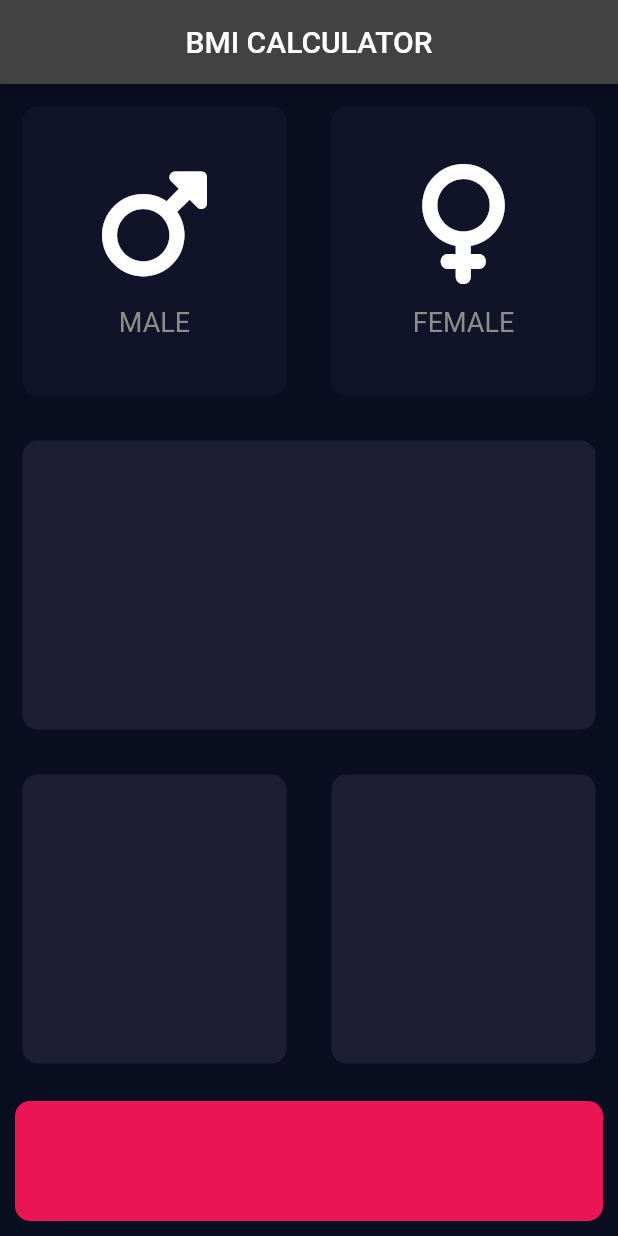
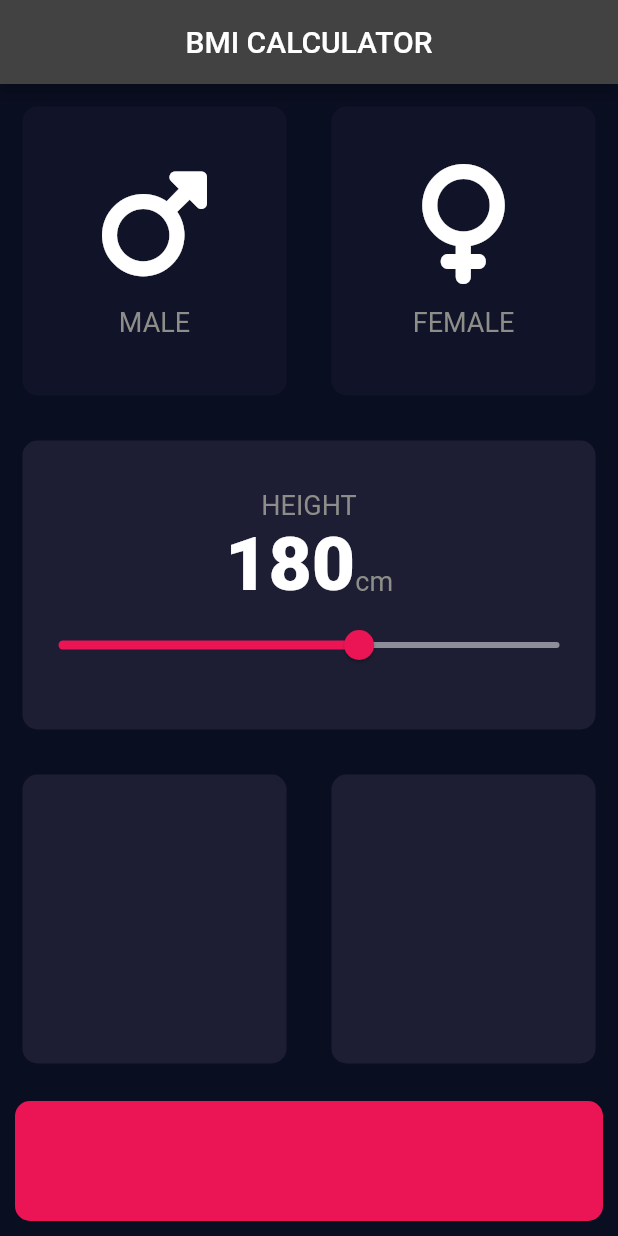
Before and after one commit to Hassanulhaq52/Bmi-Calculator-App, a Flutter app: the screen it shows after launch, on a phone screen of 412 x 824 dp. Run offline on Flutter 3.47's test engine with Material 2 defaults, Android fonts, the phone set to English and light mode, and no system bars; our stand-ins replace font_awesome_flutter.

```diff
--- /dev/null
+++ b/lib/constants.dart
@@ -0,0 +1,17 @@
+import 'package:flutter/material.dart';
+
+const kBottomContainerHeight = 80.0;
+const kActiveCardColor = Color(0xFF1D1E33);
+const kInactiveCardColor = Color(0xFF111328);
+const kBottomContainerColor = Color(0xFFEB1555);
+
+
+const kLabelTextStyle = TextStyle(
+  fontSize: 18.0,
+  color: Color(0xFF8D8E89),
+);
+
+const kNumberTextStyle = TextStyle(
+  fontSize: 50.0,
+  fontWeight: FontWeight.w900,
+);
--- a/lib/icon_content.dart
+++ b/lib/icon_content.dart
@@ -1,10 +1,11 @@
 import 'package:flutter/material.dart';
 import 'package:font_awesome_flutter/font_awesome_flutter.dart';
+import 'constants.dart';
 
 class IconContent extends StatelessWidget {
-  IconContent({this.text, this.icon});
+  IconContent({this.label, this.icon});
 
-  final String text;
+  final String label;
   final IconData icon;
 
   @override
@@ -19,11 +20,8 @@ class IconContent extends StatelessWidget {
         ),
         SizedBox(height: 15.0),
         Text(
-          text,
-          style: TextStyle(
-            fontSize: 18.0,
-            color: Color(0xFF8D8E89),
-          ),
+          label,
+          style: kLabelTextStyle,
         ),
       ],
     );
--- a/lib/input_page.dart
+++ b/lib/input_page.dart
@@ -2,11 +2,7 @@ import 'package:flutter/material.dart';
 import 'package:font_awesome_flutter/font_awesome_flutter.dart';
 import 'reusable_card.dart';
 import 'icon_content.dart';
-
-const bottomContainerHeight = 80.0;
-const activeCardColor = Color(0xFF1D1E33);
-const inactiveCardColor = Color(0xFF111328);
-const bottomContainerColor = Color(0xFFEB1555);
+import 'constants.dart';
 
 enum Gender { male, female }
 
@@ -17,6 +13,7 @@ class InputPage extends StatefulWidget {
 
 class _InputPageState extends State<InputPage> {
   Gender selectedGender;
+  int height = 180;
 
   @override
   Widget build(BuildContext context) {
@@ -25,39 +22,40 @@ class _InputPageState extends State<InputPage> {
         title: Center(child: Text('BMI CALCULATOR')),
       ),
       body: Column(
+        crossAxisAlignment: CrossAxisAlignment.stretch,
         children: [
           Expanded(
             child: Row(
               children: [
                 Expanded(
                   child: ReusableCard(
-                    onPress: (){
+                    onPress: () {
                       setState(() {
                         selectedGender = Gender.male;
                       });
                     },
                     colour: selectedGender == Gender.male
-                        ? activeCardColor
-                        : inactiveCardColor,
+                        ? kActiveCardColor
+                        : kInactiveCardColor,
                     cardChild: IconContent(
                       icon: FontAwesomeIcons.mars,
-                      text: 'MALE',
+                      label: 'MALE',
                     ),
                   ),
                 ),
                 Expanded(
                   child: ReusableCard(
-                    onPress: (){
+                    onPress: () {
                       setState(() {
                         selectedGender = Gender.female;
                       });
                     },
                     colour: selectedGender == Gender.female
-                        ? activeCardColor
-                        : inactiveCardColor,
+                        ? kActiveCardColor
+                        : kInactiveCardColor,
                     cardChild: IconContent(
                       icon: FontAwesomeIcons.venus,
-                      text: 'FEMALE',
+                      label: 'FEMALE',
                     ),
                   ),
                 ),
@@ -66,7 +64,48 @@ class _InputPageState extends State<InputPage> {
           ),
           Expanded(
             child: ReusableCard(
-              colour: activeCardColor,
+              colour: kActiveCardColor,
+              cardChild: Column(
+                mainAxisAlignment: MainAxisAlignment.center,
+                children: [
+                  Text(
+                    'HEIGHT',
+                    style: kLabelTextStyle,
+                  ),
+                  Row(
+                    mainAxisAlignment: MainAxisAlignment.center,
+                    crossAxisAlignment: CrossAxisAlignment.baseline,
+                    textBaseline: TextBaseline.alphabetic,
+                    children: [
+                      Text(
+                        height.toString(),
+                        style: kNumberTextStyle,
+                      ),
+                      Text(
+                        'cm',
+                        style: kLabelTextStyle,
+                      ),
+
+                    ],
+                  ),
+                  Slider(
+                    value: height.toDouble(),
+                    min: 120.0,
+                    max: 220.0,
+                    activeColor: Color(0xFFEB1555),
+                    inactiveColor: Color(0xFF8D8E98),
+                    onChanged: (double newValue){
+
+                      setState(() {
+                        height = newValue.round();
+                      });
+
+                    },
+
+
+                  )
+                ],
+              ),
             ),
           ),
           Expanded(
@@ -74,12 +113,12 @@ class _InputPageState extends State<InputPage> {
               children: [
                 Expanded(
                   child: ReusableCard(
-                    colour: activeCardColor,
+                    colour: kActiveCardColor,
                   ),
                 ),
                 Expanded(
                   child: ReusableCard(
-                    colour: activeCardColor,
+                    colour: kActiveCardColor,
                   ),
                 ),
               ],
@@ -88,9 +127,9 @@ class _InputPageState extends State<InputPage> {
           Container(
             margin: EdgeInsets.all(10.0),
             width: double.infinity,
-            height: bottomContainerHeight,
+            height: kBottomContainerHeight,
             decoration: BoxDecoration(
-                color: bottomContainerColor,
+                color: kBottomContainerColor,
                 borderRadius: BorderRadius.circular(10.0)),
           ),
         ],
```
